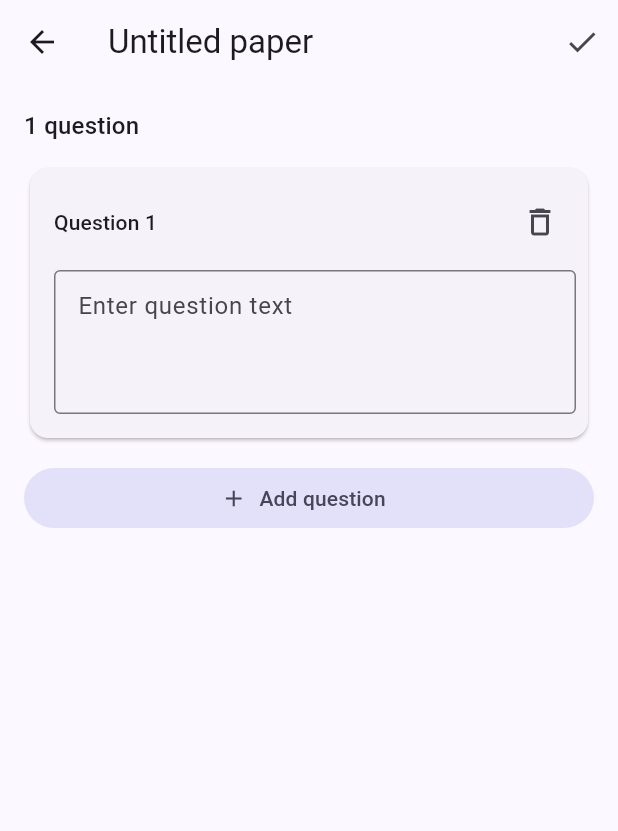
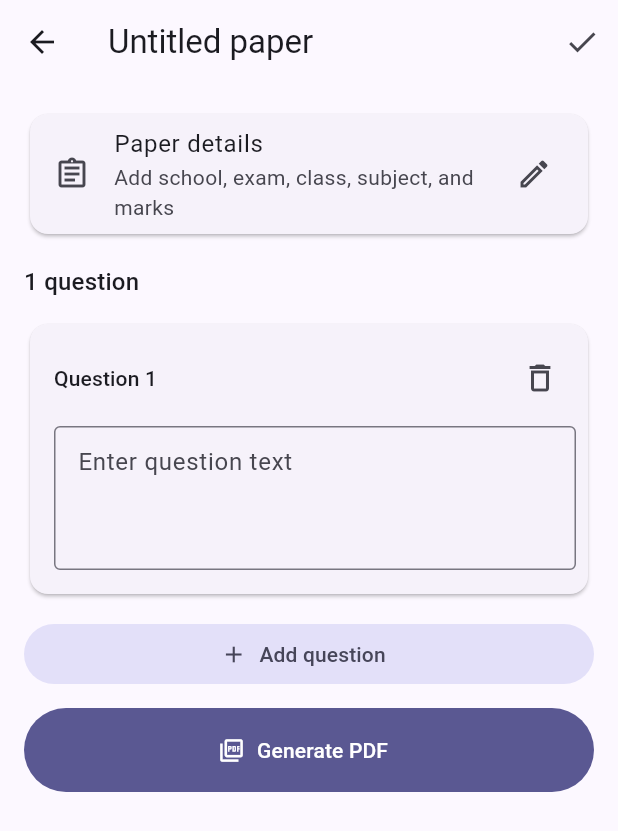
Before and after one commit to mdmotiurrahmantop10tech-ux/QuesGen-AI-, a Flutter app: the screen it shows after launch, after a tap on "Create Manually", on a phone screen of 412 x 824 dp. Shown: the top 831 px of the screen. Run offline on Flutter 3.47's test engine with Material 3 defaults, Android fonts, the phone set to English and light mode, and no system bars; our stand-ins replace image_picker, material_ui, pdf, printing; missing offline and left inert: google_mlkit_text_recognition.

Commit message:
Add PDF export with paper details and Bengali font
Generated with [Devin](https://devin.ai)

Co-Authored-By: Devin <158243242+devin-ai-integration[bot]@users.noreply.github.com>

```diff
--- a/lib/features/editor/question_editor_screen.dart
+++ b/lib/features/editor/question_editor_screen.dart
@@ -2,6 +2,8 @@ import 'package:material_ui/material_ui.dart';
 
 import '../../models/paper.dart';
 import '../../models/question.dart';
+import '../pdf_export/paper_details_screen.dart';
+import '../pdf_export/pdf_export_service.dart';
 
 class QuestionEditorScreen extends StatefulWidget {
   const QuestionEditorScreen({super.key, required this.paper});
@@ -13,13 +15,17 @@ class QuestionEditorScreen extends StatefulWidget {
 }
 
 class _QuestionEditorScreenState extends State<QuestionEditorScreen> {
+  late Paper _paper;
   late final List<Question> _questions;
   late final List<TextEditingController> _controllers;
+  final PdfExportService _pdfExportService = const PdfExportServiceImpl();
   int _idCounter = 0;
+  bool _isGeneratingPdf = false;
 
   @override
   void initState() {
     super.initState();
+    _paper = widget.paper;
     _questions = List.of(widget.paper.questions);
     if (_questions.isEmpty) {
       _questions.add(_newQuestion(''));
@@ -78,19 +84,69 @@ class _QuestionEditorScreenState extends State<QuestionEditorScreen> {
         ),
     ];
 
-    return Paper(
-      id: widget.paper.id,
-      title: widget.paper.title,
-      createdAt: widget.paper.createdAt,
-      questions: questions,
+    return _paper.copyWith(questions: questions);
+  }
+
+  Future<void> _openPaperDetails() async {
+    final updatedPaper = await Navigator.of(context).push<Paper>(
+      MaterialPageRoute<Paper>(
+        builder: (_) => PaperDetailsScreen(paper: _paper),
+      ),
     );
+
+    if (updatedPaper != null && mounted) {
+      setState(() {
+        _paper = updatedPaper;
+      });
+    }
+  }
+
+  Future<void> _generatePdf() async {
+    if (_isGeneratingPdf) {
+      return;
+    }
+
+    setState(() {
+      _isGeneratingPdf = true;
+    });
+
+    try {
+      await _pdfExportService.exportPaper(_buildPaper());
+    } catch (error) {
+      if (!mounted) {
+        return;
+      }
+      ScaffoldMessenger.of(context).showSnackBar(
+        SnackBar(content: Text('Could not generate PDF: $error')),
+      );
+    } finally {
+      if (mounted) {
+        setState(() {
+          _isGeneratingPdf = false;
+        });
+      }
+    }
+  }
+
+  String _paperDetailsSummary() {
+    final parts = <String>[
+      if (_paper.schoolName.isNotEmpty) _paper.schoolName,
+      if (_paper.examName.isNotEmpty) _paper.examName,
+      if (_paper.className.isNotEmpty || _paper.subject.isNotEmpty)
+        [_paper.className, _paper.subject]
+            .where((value) => value.isNotEmpty)
+            .join(' • '),
+      if (_paper.totalMarks > 0) 'Total Marks: ${_paper.totalMarks}',
+    ];
+
+    return parts.isEmpty ? 'Add school, exam, class, subject, and marks' : parts.join(' • ');
   }
 
   @override
   Widget build(BuildContext context) {
     return Scaffold(
       appBar: AppBar(
-        title: Text(widget.paper.title),
+        title: Text(_paper.title),
         actions: [
           IconButton(
             onPressed: () => Navigator.of(context).pop(_buildPaper()),
@@ -102,6 +158,17 @@ class _QuestionEditorScreenState extends State<QuestionEditorScreen> {
       body: ListView(
         padding: const EdgeInsets.all(16),
         children: [
+          Card(
+            clipBehavior: Clip.antiAlias,
+            child: ListTile(
+              leading: const Icon(Icons.assignment_outlined),
+              title: const Text('Paper details'),
+              subtitle: Text(_paperDetailsSummary()),
+              trailing: const Icon(Icons.edit_outlined),
+              onTap: _openPaperDetails,
+            ),
+          ),
+          const SizedBox(height: 16),
           Text(
             '${_questions.length} question${_questions.length == 1 ? '' : 's'}',
             style: Theme.of(context).textTheme.titleMedium,
@@ -119,6 +186,19 @@ class _QuestionEditorScreenState extends State<QuestionEditorScreen> {
             onPressed: _addQuestion,
             icon: const Icon(Icons.add),
             label: const Text('Add question'),
+          ),
+          const SizedBox(height: 12),
+          SizedBox(
+            height: 56,
+            child: FilledButton.icon(
+              onPressed: _isGeneratingPdf ? null : _generatePdf,
+              icon: Icon(
+                _isGeneratingPdf
+                    ? Icons.hourglass_top
+                    : Icons.picture_as_pdf_outlined,
+              ),
+              label: Text(_isGeneratingPdf ? 'Generating…' : 'Generate PDF'),
+            ),
           ),
         ],
       ),
--- a/lib/models/paper.dart
+++ b/lib/models/paper.dart
@@ -5,11 +5,44 @@ class Paper {
     required this.id,
     required this.title,
     required this.createdAt,
+    this.schoolName = '',
+    this.examName = '',
+    this.className = '',
+    this.subject = '',
+    this.totalMarks = 0,
     this.questions = const <Question>[],
   });
 
   final String id;
   final String title;
   final DateTime createdAt;
+  final String schoolName;
+  final String examName;
+  final String className;
+  final String subject;
+  final double totalMarks;
   final List<Question> questions;
+
+  Paper copyWith({
+    String? id,
+    String? title,
+    String? schoolName,
+    String? examName,
+    String? className,
+    String? subject,
+    double? totalMarks,
+    List<Question>? questions,
+  }) {
+    return Paper(
+      id: id ?? this.id,
+      title: title ?? this.title,
+      createdAt: createdAt,
+      schoolName: schoolName ?? this.schoolName,
+      examName: examName ?? this.examName,
+      className: className ?? this.className,
+      subject: subject ?? this.subject,
+      totalMarks: totalMarks ?? this.totalMarks,
+      questions: questions ?? this.questions,
+    );
+  }
 }
--- a/pubspec.yaml
+++ b/pubspec.yaml
@@ -13,6 +13,8 @@ dependencies:
   image_picker: ^1.2.4
   google_mlkit_text_recognition: ^1.0.3
   http: ^1.6.0
+  pdf: ^3.13.1
+  printing: ^5.15.1
 
 dev_dependencies:
   flutter_test:
@@ -21,3 +23,5 @@ dev_dependencies:
 
 flutter:
   uses-material-design: true
+  assets:
+    - assets/fonts/
```
Also changed, not shown: lib/features/pdf_export/paper_details_screen.dart (added, +133 -0 lines), lib/features/pdf_export/pdf_export_service.dart (+108 -6 lines), assets/fonts/NotoSansBengali-Bold.ttf (added), assets/fonts/NotoSansBengali-Regular.ttf (added), pubspec.lock, 1 other file.
